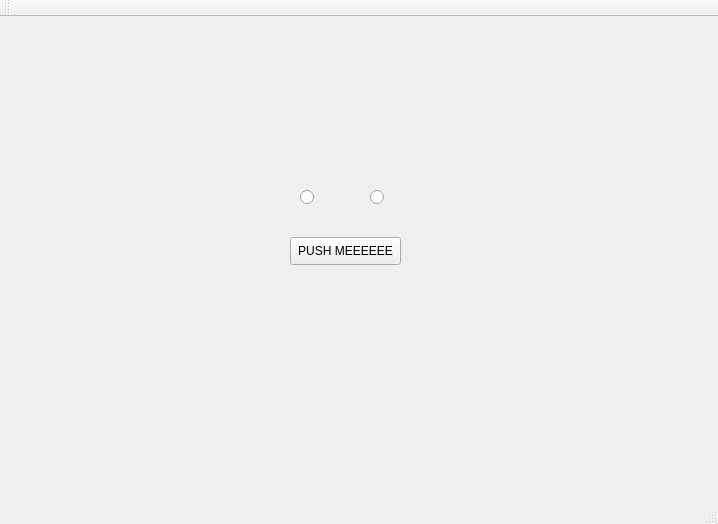
The window that Yatzy/Yatzy/mainwindow.ui (GUI-Programmering-Yatzy-Juli/Yatzy) describes before a commit, drawn with Qt 5.
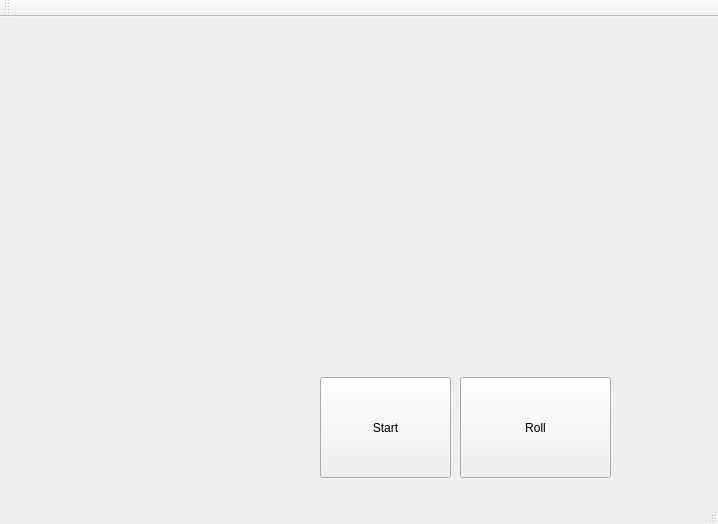
The same window after the commit.

The edit to the form file:
```diff
--- a/Yatzy/Yatzy/mainwindow.ui
+++ b/Yatzy/Yatzy/mainwindow.ui
@@ -17,40 +17,27 @@
    <widget class="QPushButton" name="pushButton">
     <property name="geometry">
      <rect>
-      <x>290</x>
-      <y>220</y>
-      <width>111</width>
-      <height>28</height>
+      <x>460</x>
+      <y>360</y>
+      <width>151</width>
+      <height>101</height>
      </rect>
     </property>
     <property name="text">
-     <string>PUSH MEEEEEE</string>
+     <string>Roll</string>
     </property>
    </widget>
-   <widget class="QRadioButton" name="radioButton">
+   <widget class="QPushButton" name="btn_start">
     <property name="geometry">
      <rect>
-      <x>370</x>
-      <y>170</y>
-      <width>95</width>
-      <height>20</height>
+      <x>320</x>
+      <y>360</y>
+      <width>131</width>
+      <height>101</height>
      </rect>
     </property>
     <property name="text">
-     <string/>
-    </property>
-   </widget>
-   <widget class="QRadioButton" name="radioButton_2">
-    <property name="geometry">
-     <rect>
-      <x>300</x>
-      <y>170</y>
-      <width>95</width>
-      <height>20</height>
-     </rect>
-    </property>
-    <property name="text">
-     <string/>
+     <string>Start</string>
     </property>
    </widget>
   </widget>
```
Left out of the diff: 4 changed lines with no effect on the pictures.
